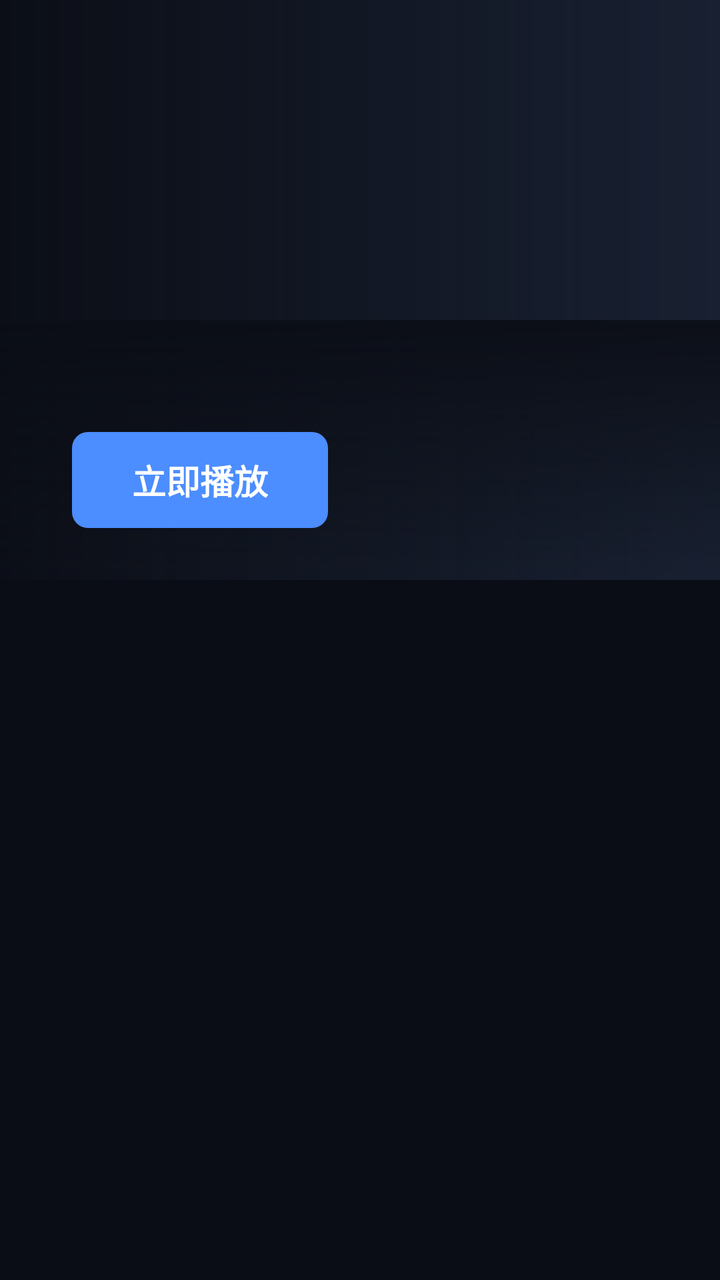
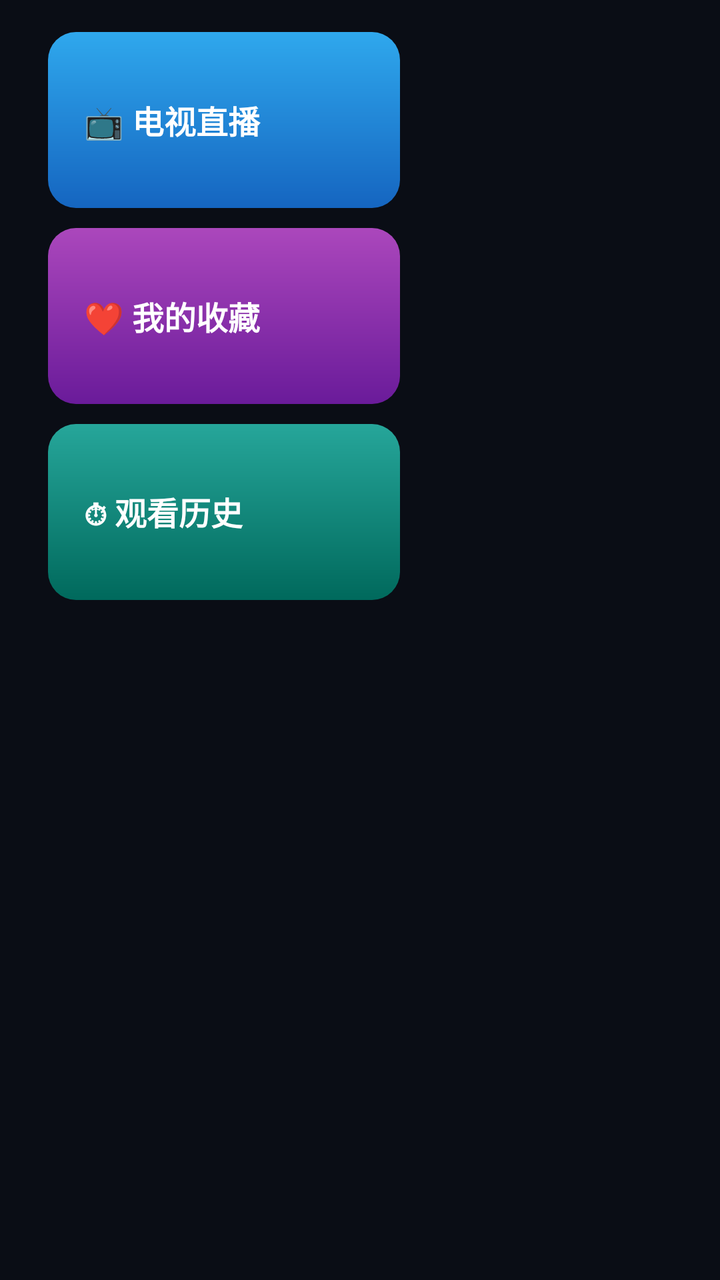

An Android layout rendered at two revisions. The XML below is the earlier revision; the diff shows what the commit changed to produce the second picture.
<!-- AndroidManifest.xml: application theme Theme.AIStreamTV -->
<!-- res/layout/fragment_home.xml -->
<?xml version="1.0" encoding="utf-8"?>
<LinearLayout xmlns:android="http://schemas.android.com/apk/res/android"
    android:layout_width="match_parent"
    android:layout_height="match_parent"
    android:background="@color/bg"
    android:orientation="vertical">

    <FrameLayout
        android:id="@+id/hero"
        android:layout_width="match_parent"
        android:layout_height="290dp"
        android:background="@color/bg_card">

        <ImageView
            android:id="@+id/heroBg"
            android:layout_width="match_parent"
            android:layout_height="match_parent"
            android:contentDescription="@string/app_name"
            android:scaleType="centerCrop" />

        <View
            android:layout_width="match_parent"
            android:layout_height="match_parent"
            android:background="@drawable/bg_scrim_left" />

        <View
            android:layout_width="match_parent"
            android:layout_height="130dp"
            android:layout_gravity="bottom"
            android:background="@drawable/bg_scrim_bottom" />

        <LinearLayout
            android:layout_width="wrap_content"
            android:layout_height="wrap_content"
            android:layout_gravity="bottom|start"
            android:orientation="vertical"
            android:paddingStart="36dp"
            android:paddingEnd="36dp"
            android:paddingBottom="26dp">

            <TextView
                android:id="@+id/heroTitle"
                android:layout_width="wrap_content"
                android:layout_height="wrap_content"
                android:ellipsize="end"
                android:maxLines="1"
                android:shadowColor="#CC000000"
                android:shadowRadius="6"
                android:textColor="@android:color/white"
                android:textSize="30sp"
                android:textStyle="bold" />

            <TextView
                android:id="@+id/heroMeta"
                android:layout_width="wrap_content"
                android:layout_height="wrap_content"
                android:layout_marginTop="6dp"
                android:ellipsize="end"
                android:maxLines="1"
                android:textColor="@color/fg_dim"
                android:textSize="15sp" />

            <TextView
                android:id="@+id/btnPlay"
                style="@style/AIStream.FocusItem"
                android:layout_width="wrap_content"
                android:layout_height="48dp"
                android:layout_marginTop="16dp"
                android:background="@drawable/bg_btn"
                android:gravity="center"
                android:paddingStart="30dp"
                android:paddingEnd="30dp"
                android:text="@string/play_now"
                android:textColor="@android:color/white"
                android:textSize="17sp"
                android:textStyle="bold" />

        </LinearLayout>

        <LinearLayout
            android:id="@+id/heroDots"
            android:layout_width="match_parent"
            android:layout_height="wrap_content"
            android:layout_gravity="bottom|end"
            android:layout_marginBottom="34dp"
            android:gravity="center_vertical|end"
            android:orientation="horizontal"
            android:paddingEnd="36dp" />

    </FrameLayout>

    <androidx.recyclerview.widget.RecyclerView
        android:id="@+id/recycler"
        android:layout_width="match_parent"
        android:layout_height="0dp"
        android:layout_weight="1"
        android:clipToPadding="false"
        android:overScrollMode="never"
        android:paddingTop="8dp"
        android:paddingBottom="24dp" />

</LinearLayout>
<!-- resources referenced by this layout -->
<resources>
  <color name="bg">#FF0A0D15</color>
  <color name="bg_card">#FF182031</color>
  <color name="fg_dim">#FF94A1B8</color>
  <!-- drawable bg_btn (drawable) -->
  <?xml version="1.0" encoding="utf-8"?>
  <shape xmlns:android="http://schemas.android.com/apk/res/android" android:shape="rectangle">
      <solid android:color="@color/accent" />
      <corners android:radius="8dp" />
  </shape>
  <!-- drawable bg_scrim_bottom (drawable) -->
  <?xml version="1.0" encoding="utf-8"?>
  <shape xmlns:android="http://schemas.android.com/apk/res/android" android:shape="rectangle">
      <gradient
          android:angle="270"
          android:endColor="#00000000"
          android:startColor="#E60A0D15" />
  </shape>
  <!-- drawable bg_scrim_left (drawable) -->
  <?xml version="1.0" encoding="utf-8"?>
  <shape xmlns:android="http://schemas.android.com/apk/res/android" android:shape="rectangle">
      <gradient
          android:angle="0"
          android:endColor="#00000000"
          android:startColor="#F20A0D15" />
  </shape>
  <string name="app_name">AIStream TV</string>
  <string name="play_now">立即播放</string>
  <style name="AIStream.FocusItem" parent="">
          <item name="android:focusable">true</item>
          <item name="android:focusableInTouchMode">true</item>
          <item name="android:clickable">true</item>
      </style>
  <style name="Theme.AIStreamTV" parent="Theme.AppCompat.NoActionBar">
          <item name="android:windowBackground">@color/bg</item>
          <item name="android:colorBackground">@color/bg</item>
          <item name="android:textColorPrimary">@color/fg</item>
          <item name="android:textColorSecondary">@color/fg_dim</item>
          <item name="android:windowNoTitle">true</item>
          <item name="colorAccent">@color/accent</item>
          <item name="android:colorControlActivated">@color/accent</item>
      </style>
  <color name="accent">#FF4C8DFF</color>
  <color name="fg">#FFEDF1F8</color>
</resources>

<!-- the commit's change to res/layout/fragment_home.xml (unified diff, before → after) -->
@@ -5,89 +5,224 @@
     android:background="@color/bg"
     android:orientation="vertical">
 
-    <FrameLayout
-        android:id="@+id/hero"
+    <LinearLayout
         android:layout_width="match_parent"
-        android:layout_height="290dp"
-        android:background="@color/bg_card">
-
-        <ImageView
-            android:id="@+id/heroBg"
-            android:layout_width="match_parent"
+        android:layout_height="300dp"
+        android:orientation="horizontal"
+        android:paddingStart="24dp"
+        android:paddingTop="16dp"
+        android:paddingEnd="24dp">
+
+        
+        <LinearLayout
+            android:layout_width="176dp"
             android:layout_height="match_parent"
-            android:contentDescription="@string/app_name"
-            android:scaleType="centerCrop" />
-
-        <View
-            android:layout_width="match_parent"
+            android:orientation="vertical">
+
+            <TextView
+                android:id="@+id/cardLive"
+                style="@style/AIStream.FocusItem"
+                android:layout_width="match_parent"
+                android:layout_height="0dp"
+                android:layout_weight="1"
+                android:layout_marginBottom="10dp"
+                android:background="@drawable/bg_side_live"
+                android:ellipsize="end"
+                android:gravity="center_vertical"
+                android:lineSpacingExtra="3dp"
+                android:maxLines="2"
+                android:paddingStart="18dp"
+                android:paddingEnd="12dp"
+                android:text="📺 电视直播"
+                android:textColor="@android:color/white"
+                android:textSize="16sp"
+                android:textStyle="bold" />
+
+            <TextView
+                android:id="@+id/cardFav"
+                style="@style/AIStream.FocusItem"
+                android:layout_width="match_parent"
+                android:layout_height="0dp"
+                android:layout_weight="1"
+                android:layout_marginBottom="10dp"
+                android:background="@drawable/bg_side_fav"
+                android:ellipsize="end"
+                android:gravity="center_vertical"
+                android:lineSpacingExtra="3dp"
+                android:maxLines="2"
+                android:paddingStart="18dp"
+                android:paddingEnd="12dp"
+                android:text="❤ 我的收藏"
+                android:textColor="@android:color/white"
+                android:textSize="16sp"
+                android:textStyle="bold" />
+
+            <TextView
+                android:id="@+id/cardHis"
+                style="@style/AIStream.FocusItem"
+                android:layout_width="match_parent"
+                android:layout_height="0dp"
+                android:layout_weight="1"
+                android:background="@drawable/bg_side_his"
+                android:ellipsize="end"
+                android:gravity="center_vertical"
+                android:lineSpacingExtra="3dp"
+                android:maxLines="2"
+                android:paddingStart="18dp"
+                android:paddingEnd="12dp"
+                android:text="⏱ 观看历史"
+                android:textColor="@android:color/white"
+                android:textSize="16sp"
+                android:textStyle="bold" />
+
+        </LinearLayout>
+
+        
+        <FrameLayout
+            android:id="@+id/hero"
+            android:layout_width="0dp"
             android:layout_height="match_parent"
-            android:background="@drawable/bg_scrim_left" />
-
-        <View
-            android:layout_width="match_parent"
-            android:layout_height="130dp"
-            android:layout_gravity="bottom"
-            android:background="@drawable/bg_scrim_bottom" />
-
-        <LinearLayout
-            android:layout_width="wrap_content"
-            android:layout_height="wrap_content"
-            android:layout_gravity="bottom|start"
-            android:orientation="vertical"
-            android:paddingStart="36dp"
-            android:paddingEnd="36dp"
-            android:paddingBottom="26dp">
-
-            <TextView
-                android:id="@+id/heroTitle"
+            android:layout_marginStart="14dp"
+            android:layout_weight="1"
+            android:background="@color/bg_card">
+
+            <ImageView
+                android:id="@+id/heroBg"
+                android:layout_width="match_parent"
+                android:layout_height="match_parent"
+                android:contentDescription="@string/app_name"
+                android:scaleType="centerCrop" />
+
+            <View
+                android:layout_width="match_parent"
+                android:layout_height="match_parent"
+                android:background="@drawable/bg_scrim_left" />
+
+            <View
+                android:layout_width="match_parent"
+                android:layout_height="130dp"
+                android:layout_gravity="bottom"
+                android:background="@drawable/bg_scrim_bottom" />
+
+            
+            <androidx.media3.ui.PlayerView
+                android:id="@+id/heroPv"
+                android:layout_width="match_parent"
+                android:layout_height="match_parent"
+                android:visibility="gone" />
+
+            <LinearLayout
+                android:id="@+id/liveInfo"
                 android:layout_width="wrap_content"
                 android:layout_height="wrap_content"
-                android:ellipsize="end"
-                android:maxLines="1"
-                android:shadowColor="#CC000000"
-                android:shadowRadius="6"
-                android:textColor="@android:color/white"
-                android:textSize="30sp"
-                android:textStyle="bold" />
-
-            <TextView
-                android:id="@+id/heroMeta"
+                android:layout_gravity="bottom|start"
+                android:orientation="vertical"
+                android:paddingStart="24dp"
+                android:paddingBottom="20dp"
+                android:visibility="gone">
+
+                <TextView
+                    android:id="@+id/tvLiveName"
+                    android:layout_width="wrap_content"
+                    android:layout_height="wrap_content"
+                    android:shadowColor="#CC000000"
+                    android:shadowRadius="6"
+                    android:textColor="@android:color/white"
+                    android:textSize="22sp"
+                    android:textStyle="bold" />
+
+                <TextView
+                    android:id="@+id/tvLiveEpg"
+                    android:layout_width="wrap_content"
+                    android:layout_height="wrap_content"
+                    android:layout_marginTop="4dp"
+                    android:ellipsize="end"
+                    android:maxLines="1"
+                    android:textColor="#FFD5D9E4"
+                    android:textSize="14sp" />
+
+                <TextView
+                    android:id="@+id/tvLiveHint"
+                    android:layout_width="wrap_content"
+                    android:layout_height="wrap_content"
+                    android:layout_marginTop="8dp"
+                    android:text="按确认键全屏观看 · 移开焦点关闭预览"
+                    android:textColor="@color/fg_dim"
+                    android:textSize="13sp" />
+
+            </LinearLayout>
+
+            <LinearLayout
+                android:id="@+id/heroText"
                 android:layout_width="wrap_content"
                 android:layout_height="wrap_content"
-                android:layout_marginTop="6dp"
-                android:ellipsize="end"
-                android:maxLines="1"
-                android:textColor="@color/fg_dim"
-                android:textSize="15sp" />
-
-            <TextView
-                android:id="@+id/btnPlay"
-                style="@style/AIStream.FocusItem"
-                android:layout_width="wrap_content"
-                android:layout_height="48dp"
-                android:layout_marginTop="16dp"
-                android:background="@drawable/bg_btn"
-                android:gravity="center"
-                android:paddingStart="30dp"
-                android:paddingEnd="30dp"
-                android:text="@string/play_now"
-                android:textColor="@android:color/white"
-                android:textSize="17sp"
-                android:textStyle="bold" />
-
-        </LinearLayout>
-
-        <LinearLayout
-            android:id="@+id/heroDots"
-            android:layout_width="match_parent"
-            android:layout_height="wrap_content"
-            android:layout_gravity="bottom|end"
-            android:layout_marginBottom="34dp"
-            android:gravity="center_vertical|end"
-            android:orientation="horizontal"
-            android:paddingEnd="36dp" />
-
-    </FrameLayout>
+                android:layout_gravity="bottom|start"
+                android:orientation="vertical"
+                android:paddingStart="28dp"
+                android:paddingEnd="28dp"
+                android:paddingBottom="24dp">
+
+                <TextView
+                    android:id="@+id/heroTitle"
+                    android:layout_width="wrap_content"
+                    android:layout_height="wrap_content"
+                    android:ellipsize="end"
+                    android:maxLines="1"
+                    android:shadowColor="#CC000000"
+                    android:shadowRadius="6"
+                    android:textColor="@android:color/white"
+                    android:textSize="30sp"
+                    android:textStyle="bold" />
+
+                <TextView
+                    android:id="@+id/heroMeta"
+                    android:layout_width="wrap_content"
+                    android:layout_height="wrap_content"
+                    android:layout_marginTop="6dp"
+                    android:ellipsize="end"
+                    android:maxLines="1"
+                    android:textColor="@color/fg_dim"
+                    android:textSize="15sp" />
+
+                <TextView
+                    android:id="@+id/btnPlay"
+                    style="@style/AIStream.FocusItem"
+                    android:layout_width="wrap_content"
+                    android:layout_height="48dp"
+                    android:layout_marginTop="16dp"
+                    android:background="@drawable/bg_btn"
+                    android:gravity="center"
+                    android:paddingStart="30dp"
+                    android:paddingEnd="30dp"
+                    android:text="@string/play_now"
+                    android:textColor="@android:color/white"
+                    android:textSize="17sp"
+                    android:textStyle="bold" />
+
+            </LinearLayout>
+
+            <LinearLayout
+                android:id="@+id/heroDots"
+                android:layout_width="match_parent"
+                android:layout_height="wrap_content"
+                android:layout_gravity="bottom|end"
+                android:layout_marginBottom="32dp"
+                android:gravity="center_vertical|end"
+                android:orientation="horizontal"
+                android:paddingEnd="28dp" />
+
+        </FrameLayout>
+
+        
+        <androidx.recyclerview.widget.RecyclerView
+            android:id="@+id/rvSide"
+            android:layout_width="160dp"
+            android:layout_height="match_parent"
+            android:layout_marginStart="14dp"
+            android:clipToPadding="false"
+            android:overScrollMode="never" />
+
+    </LinearLayout>
 
     <androidx.recyclerview.widget.RecyclerView
         android:id="@+id/recycler"
@@ -96,7 +231,7 @@
         android:layout_weight="1"
         android:clipToPadding="false"
         android:overScrollMode="never"
-        android:paddingTop="8dp"
+        android:paddingTop="10dp"
         android:paddingBottom="24dp" />
 
 </LinearLayout>
<!-- resource entries referenced after the edit -->
@@ -25,6 +25,24 @@
           android:endColor="#00000000"
           android:startColor="#F20A0D15" />
   </shape>
+  <!-- drawable bg_side_fav (drawable) -->
+  <?xml version="1.0" encoding="utf-8"?>
+  <shape xmlns:android="http://schemas.android.com/apk/res/android" android:shape="rectangle">
+      <gradient android:angle="270" android:endColor="#FF6A1B9A" android:startColor="#FFAB47BC" />
+      <corners android:radius="14dp" />
+  </shape>
+  <!-- drawable bg_side_his (drawable) -->
+  <?xml version="1.0" encoding="utf-8"?>
+  <shape xmlns:android="http://schemas.android.com/apk/res/android" android:shape="rectangle">
+      <gradient android:angle="270" android:endColor="#FF00695C" android:startColor="#FF26A69A" />
+      <corners android:radius="14dp" />
+  </shape>
+  <!-- drawable bg_side_live (drawable) -->
+  <?xml version="1.0" encoding="utf-8"?>
+  <shape xmlns:android="http://schemas.android.com/apk/res/android" android:shape="rectangle">
+      <gradient android:angle="270" android:endColor="#FF1565C0" android:startColor="#FF2FA8ED" />
+      <corners android:radius="14dp" />
+  </shape>
   <string name="app_name">AIStream TV</string>
   <string name="play_now">立即播放</string>
   <style name="AIStream.FocusItem" parent="">
